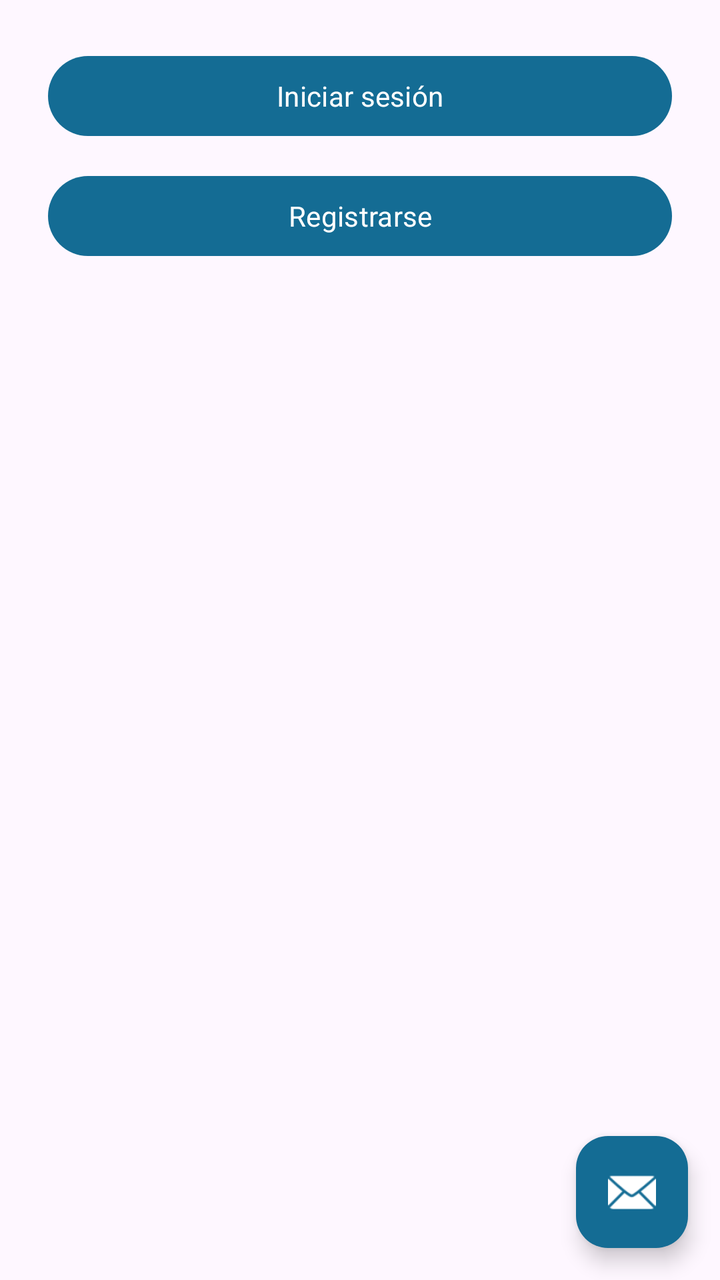
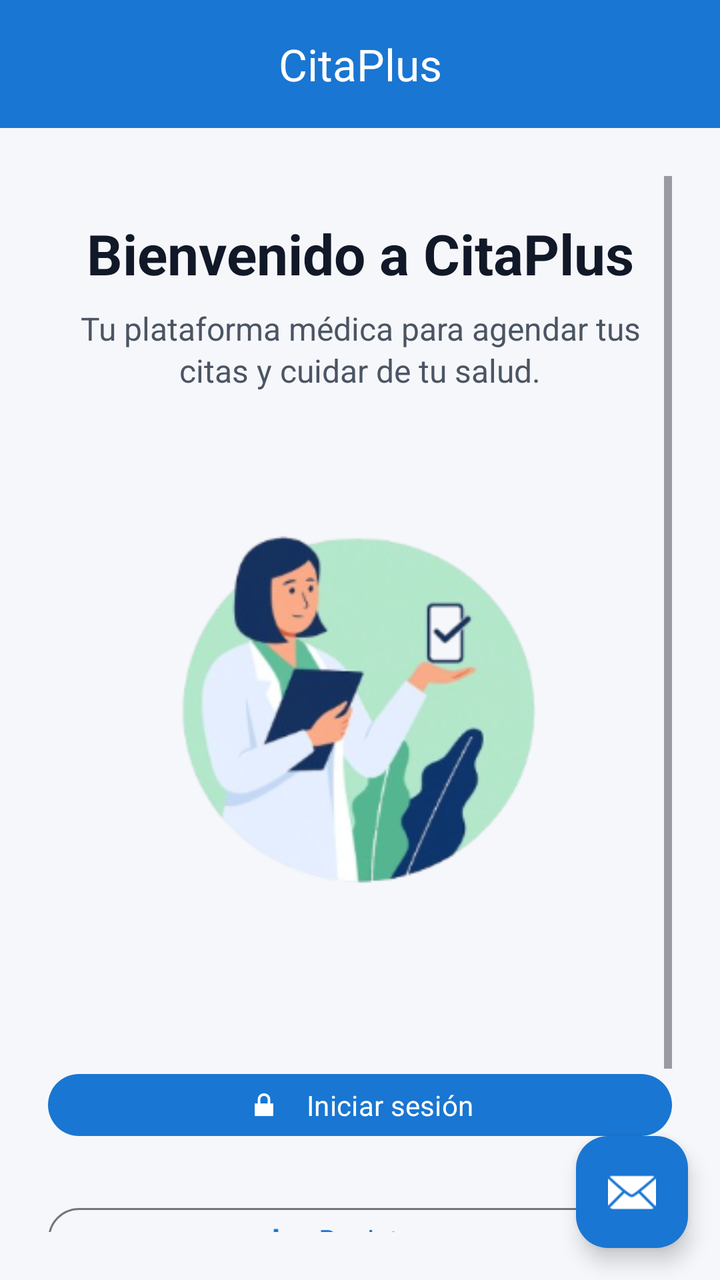

An Android layout rendered at two revisions. The XML below is the earlier revision; the diff shows what the commit changed to produce the second picture.
<!-- AndroidManifest.xml: application theme Theme.CitaPluus -->
<!-- res/layout/activity_main.xml -->
<?xml version="1.0" encoding="utf-8"?>
<androidx.coordinatorlayout.widget.CoordinatorLayout
    xmlns:android="http://schemas.android.com/apk/res/android"
    xmlns:app="http://schemas.android.com/apk/res-auto"
    android:layout_width="match_parent"
    android:layout_height="match_parent">

    
    <LinearLayout
        android:layout_width="match_parent"
        android:layout_height="match_parent"
        android:orientation="vertical"
        android:padding="24dp">

        <Button
            android:id="@+id/buttonLogin"
            android:layout_width="match_parent"
            android:layout_height="wrap_content"
            android:text="Iniciar sesión" />

        <Button
            android:id="@+id/buttonRegister"
            android:layout_width="match_parent"
            android:layout_height="wrap_content"
            android:text="Registrarse"
            android:layout_marginTop="12dp" />


    </LinearLayout>

    
    <com.google.android.material.floatingactionbutton.FloatingActionButton
        android:id="@+id/fabSoporte"
        android:layout_width="wrap_content"
        android:layout_height="wrap_content"
        android:contentDescription="Soporte"
        app:srcCompat="@android:drawable/ic_dialog_email"
        app:layout_anchorGravity="bottom|end"
        android:layout_margin="16dp"
        app:tint="@android:color/white"
        app:backgroundTint="?attr/colorPrimary"
        android:layout_gravity="bottom|end" />

</androidx.coordinatorlayout.widget.CoordinatorLayout>
<!-- resources referenced by this layout -->
<resources>
  <style name="Theme.CitaPluus" parent="Theme.Material3.DayNight.NoActionBar">
          <item name="colorPrimary">@color/brand_primary</item>
          <item name="colorSecondary">@color/brand_secondary</item>
  
          <item name="materialAlertDialogTheme">@style/ThemeOverlay.Material3.MaterialAlertDialog</item>
          <item name="android:fontFamily">sans-serif</item>
      </style>
  <color name="brand_primary">#146C94</color>
  <color name="brand_secondary">#19A7CE</color>
</resources>

<!-- the commit's change to res/layout/activity_main.xml (unified diff, before → after) -->
@@ -2,31 +2,122 @@
 <androidx.coordinatorlayout.widget.CoordinatorLayout
     xmlns:android="http://schemas.android.com/apk/res/android"
     xmlns:app="http://schemas.android.com/apk/res-auto"
+    android:id="@+id/rootLogin"
     android:layout_width="match_parent"
-    android:layout_height="match_parent">
+    android:layout_height="match_parent"
+    android:background="#F6F7FB">
 
     
-    <LinearLayout
+    <com.google.android.material.appbar.MaterialToolbar
+        android:id="@+id/toolbar"
+        android:layout_width="match_parent"
+        android:layout_height="?attr/actionBarSize"
+        android:background="?attr/colorPrimary"
+        app:title="CitaPlus"
+        app:titleCentered="true"
+        app:titleTextColor="@android:color/white" />
+
+    
+    <ScrollView
         android:layout_width="match_parent"
         android:layout_height="match_parent"
-        android:orientation="vertical"
-        android:padding="24dp">
+        android:fillViewport="true"
+        android:padding="24dp"
+        android:layout_marginTop="?attr/actionBarSize">
 
-        <Button
-            android:id="@+id/buttonLogin"
+        <LinearLayout
             android:layout_width="match_parent"
             android:layout_height="wrap_content"
-            android:text="Iniciar sesión" />
+            android:orientation="vertical"
+            android:gravity="center_horizontal">
 
-        <Button
-            android:id="@+id/buttonRegister"
-            android:layout_width="match_parent"
-            android:layout_height="wrap_content"
-            android:text="Registrarse"
-            android:layout_marginTop="12dp" />
+            
+            <Space
+                android:layout_width="1dp"
+                android:layout_height="8dp" />
 
+            
+            <TextView
+                android:id="@+id/tvTitulo"
+                android:layout_width="wrap_content"
+                android:layout_height="wrap_content"
+                android:text="Bienvenido a CitaPlus"
+                android:textSize="28sp"
+                android:textStyle="bold"
+                android:textColor="#111827"
+                android:gravity="center"
+                android:layout_marginTop="12dp" />
 
-    </LinearLayout>
+            
+            <TextView
+                android:id="@+id/tvSubtitulo"
+                android:layout_width="match_parent"
+                android:layout_height="wrap_content"
+                android:text="Tu plataforma médica para agendar tus citas y cuidar de tu salud."
+                android:textSize="16sp"
+                android:lineSpacingExtra="2dp"
+                android:textColor="#4B5563"
+                android:gravity="center"
+                android:layout_marginTop="8dp" />
+
+            
+            <ImageView
+                android:id="@+id/ivHero"
+                android:layout_width="260dp"
+                android:layout_height="285dp"
+                android:layout_marginTop="20dp"
+                android:layout_weight="0"
+                android:adjustViewBounds="true"
+
+                android:src="@drawable/login_imagen" />
+
+            
+            <com.google.android.material.button.MaterialButton
+                android:id="@+id/buttonLogin"
+                style="@style/Widget.CitaPluus.PrimaryButton"
+                android:layout_width="match_parent"
+                android:layout_height="wrap_content"
+                android:layout_marginTop="24dp"
+                android:text="Iniciar sesión"
+                android:textAllCaps="false"
+                android:insetTop="12dp"
+                android:insetBottom="12dp"
+                app:icon="@android:drawable/ic_lock_lock"
+                app:iconGravity="textStart"
+                app:iconPadding="12dp" />
+
+            
+            <com.google.android.material.button.MaterialButton
+                android:id="@+id/buttonRegister"
+                style="@style/Widget.CitaPluus.OutlinedButton"
+                android:layout_width="match_parent"
+                android:layout_height="wrap_content"
+                android:layout_marginTop="12dp"
+                android:text="Registrarse"
+                android:textAllCaps="false"
+                android:insetTop="12dp"
+                android:insetBottom="12dp"
+                app:icon="@android:drawable/ic_input_add"
+                app:iconGravity="textStart"
+                app:iconPadding="12dp" />
+
+            
+            <TextView
+                android:id="@+id/tvAyuda"
+                android:layout_width="wrap_content"
+                android:layout_height="wrap_content"
+                android:text="¿Necesitas ayuda? Toca el botón de soporte."
+                android:textSize="12sp"
+                android:textColor="#6B7280"
+                android:layout_marginTop="10dp" />
+
+            
+            <Space
+                android:layout_width="1dp"
+                android:layout_height="72dp" />
+
+        </LinearLayout>
+    </ScrollView>
 
     
     <com.google.android.material.floatingactionbutton.FloatingActionButton
@@ -35,10 +126,9 @@
         android:layout_height="wrap_content"
         android:contentDescription="Soporte"
         app:srcCompat="@android:drawable/ic_dialog_email"
-        app:layout_anchorGravity="bottom|end"
-        android:layout_margin="16dp"
         app:tint="@android:color/white"
         app:backgroundTint="?attr/colorPrimary"
-        android:layout_gravity="bottom|end" />
+        android:layout_gravity="bottom|end"
+        android:layout_margin="16dp" />
 
 </androidx.coordinatorlayout.widget.CoordinatorLayout>
<!-- resource entries referenced after the edit -->
@@ -1,5 +1,16 @@
 <!-- resources referenced by this layout -->
 <resources>
+  <!-- drawable login_imagen: png bitmap (drawable, 43919 bytes) -->
+  <style name="Widget.CitaPluus.OutlinedButton" parent="Widget.Material3.Button.OutlinedButton">
+          <item name="cornerRadius">28dp</item>
+          <item name="android:insetTop">8dp</item>
+          <item name="android:insetBottom">8dp</item>
+      </style>
+  <style name="Widget.CitaPluus.PrimaryButton" parent="Widget.Material3.Button">
+          <item name="cornerRadius">28dp</item>
+          <item name="android:insetTop">8dp</item>
+          <item name="android:insetBottom">8dp</item>
+      </style>
   <style name="Theme.CitaPluus" parent="Theme.Material3.DayNight.NoActionBar">
           <item name="colorPrimary">@color/brand_primary</item>
           <item name="colorSecondary">@color/brand_secondary</item>
@@ -7,7 +18,7 @@
           <item name="materialAlertDialogTheme">@style/ThemeOverlay.Material3.MaterialAlertDialog</item>
           <item name="android:fontFamily">sans-serif</item>
       </style>
-  <color name="brand_primary">#146C94</color>
-  <color name="brand_secondary">#19A7CE</color>
+  <color name="brand_primary">#1976D2</color>
+  <color name="brand_secondary">#E3F2FD</color>
 </resources>
 
